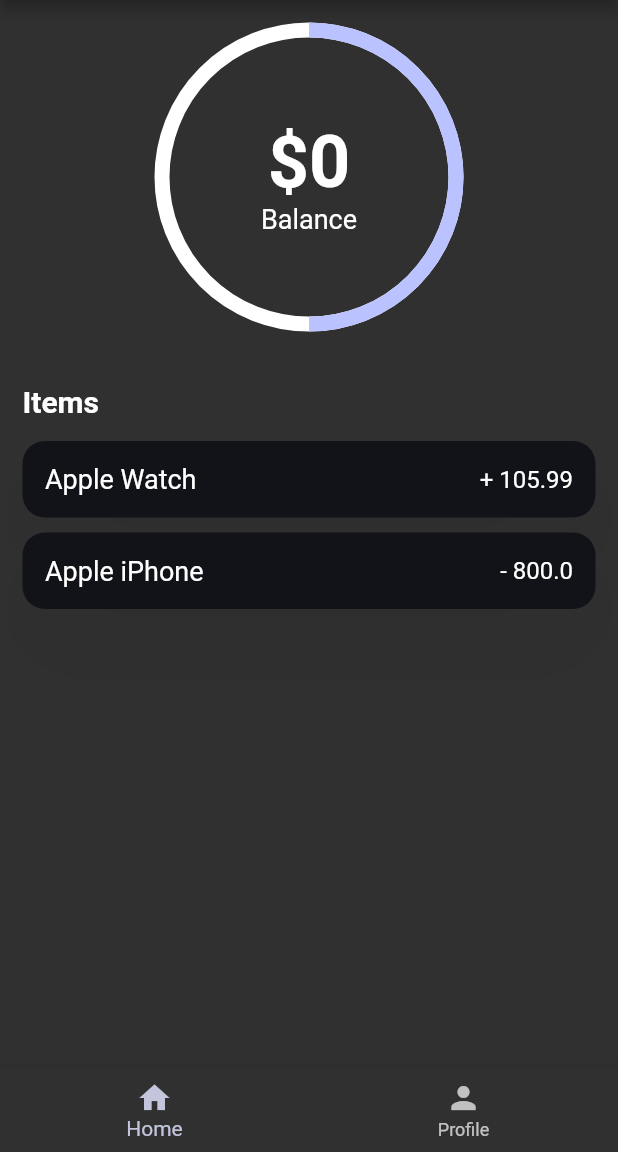
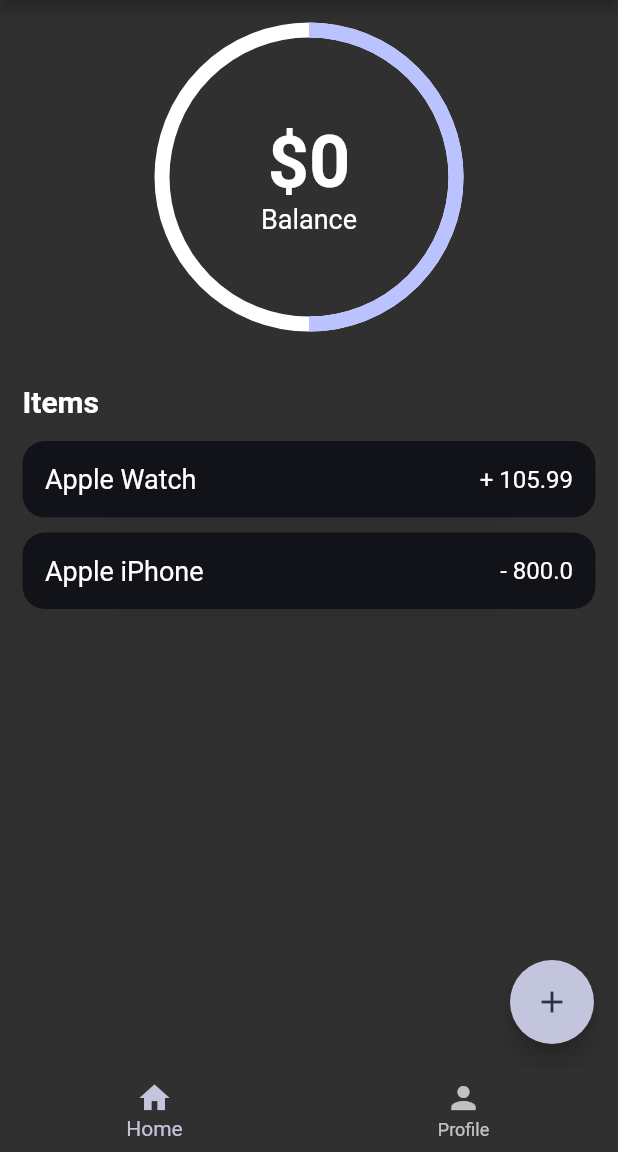
Before and after one commit to sebastienBellon/budget_tracker_flutter, a Flutter app: the screen it shows after launch, on a phone screen of 412 x 824 dp, the part 84-1236 px from its top. Run offline on Flutter 3.47's test engine with Material 2 defaults, Android fonts, the phone set to English and light mode, and no system bars; drawn by our look-alikes of percent_indicator.

Commit message:
✨ add a floating button to add new items and refactor the code to generate the list automatically

```diff
--- a/lib/pages/home_page.dart
+++ b/lib/pages/home_page.dart
@@ -1,13 +1,42 @@
 import 'package:flutter/material.dart';
 import 'package:percent_indicator/circular_percent_indicator.dart';
 
-class HomePage extends StatelessWidget {
+import '../models/transaction_item.dart';
+
+class HomePage extends StatefulWidget {
   const HomePage({Key? key}) : super(key: key);
+
+  @override
+  State<HomePage> createState() => _HomePageState();
+}
+
+class _HomePageState extends State<HomePage> {
+  List<TransactionItem> items = [
+    TransactionItem(
+      itemTitle: 'Apple Watch',
+      amount: 105.99,
+      isExpense: true,
+    ),
+    TransactionItem(
+      itemTitle: 'Apple iPhone',
+      amount: 800,
+      isExpense: false,
+    ),
+  ];
 
   @override
   Widget build(BuildContext context) {
     final screenSize = MediaQuery.of(context).size;
-    return SingleChildScrollView(
+    return Scaffold(
+      floatingActionButton: FloatingActionButton(
+        onPressed: () {
+          setState(() {
+            items.add(TransactionItem(itemTitle: 'test', amount: 1.0));
+          });
+        },
+        child: const Icon(Icons.add),
+      ),
+      body: SingleChildScrollView(
         child: Padding(
           padding: const EdgeInsets.all(15.0),
           child: SizedBox(
@@ -45,17 +74,16 @@ class HomePage extends StatelessWidget {
                   style: TextStyle(fontSize: 20, fontWeight: FontWeight.bold),
                 ),
                 const SizedBox(height: 10),
-              const TransactionCard(
-                text: 'Apple Watch',
-                amount: 105.99,
-                isExpense: true,
+                // here we are using the spread operator to avoid returning a List<widget>
+                // but a widget instead
+                ...List.generate(
+                  items.length,
+                  (index) => TransactionCard(
+                    item: items[index],
                   ),
-              const TransactionCard(
-                amount: 800,
-                text: "Apple iPhone",
-                isExpense: false,
                 )
               ],
+            ),
           ),
         ),
       ),
@@ -64,15 +92,8 @@ class HomePage extends StatelessWidget {
 }
 
 class TransactionCard extends StatelessWidget {
-  final String text;
-  final double amount;
-  final bool isExpense;
-  const TransactionCard(
-      {Key? key,
-      required this.text,
-      required this.amount,
-      required this.isExpense})
-      : super(key: key);
+  final TransactionItem item;
+  const TransactionCard({Key? key, required this.item}) : super(key: key);
 
   @override
   Widget build(BuildContext context) {
@@ -96,11 +117,11 @@ class TransactionCard extends StatelessWidget {
           mainAxisAlignment: MainAxisAlignment.spaceBetween,
           children: [
             Text(
-              text,
+              item.itemTitle,
               style: const TextStyle(fontSize: 18),
             ),
             Text(
-              (isExpense ? '+ ' : '- ') + amount.toString(),
+              (item.isExpense ? '+ ' : '- ') + item.amount.toString(),
               style: const TextStyle(fontSize: 16),
             ),
           ],
```
Lines whose indentation alone changed are shown as unchanged.
